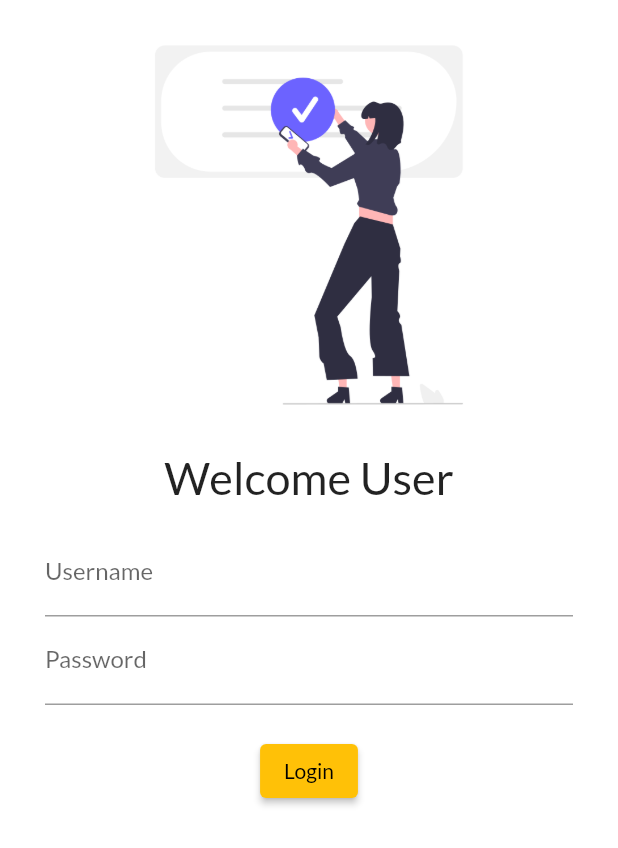
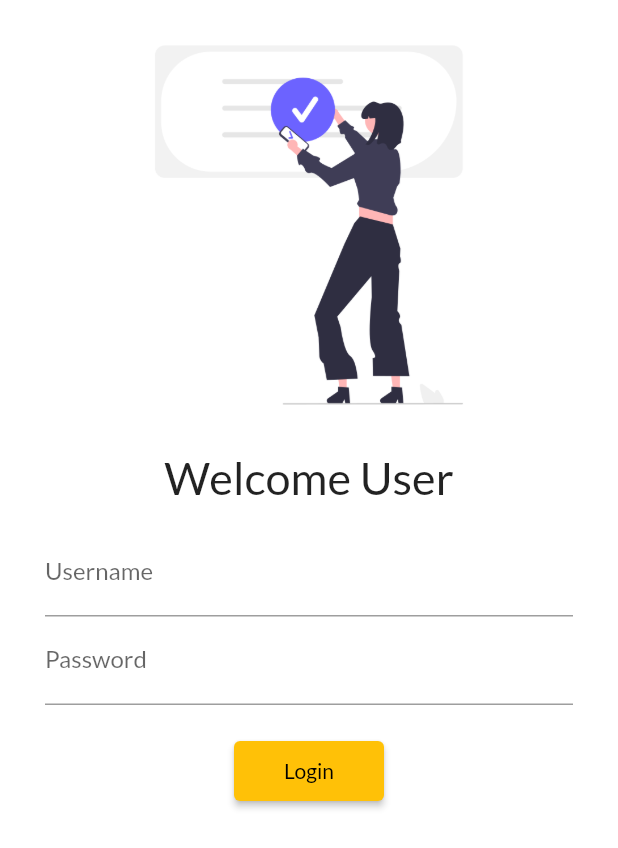
Before and after one commit to GaurangMapuskar/Flutter, a Flutter app: the screen it shows after launch, on a phone screen of 412 x 824 dp. Shown: the top 848 px of the screen. Run offline on Flutter 3.47's test engine with Material 2 defaults, Android fonts, the phone set to English and light mode, and no system bars; our stand-ins replace google_fonts.

```diff
--- a/lib/main.dart
+++ b/lib/main.dart
@@ -2,6 +2,7 @@ import 'package:flutter/material.dart';
 import 'package:my_app/pages/home_page.dart';
 import 'package:my_app/pages/login_pages.dart';
 import 'package:google_fonts/google_fonts.dart';
+import 'package:my_app/utilites/routes.dart';
 
 void main() {
   runApp(Myapp());
@@ -21,8 +22,8 @@ class Myapp extends StatelessWidget {
       darkTheme: ThemeData(brightness: Brightness.dark),
       initialRoute: "/login",
       routes: {
-        "/": (context) => const HomePage(),
-        "/login": (context) => const LoginPage()
+        MyRoutes.homeRoute: (context) => const HomePage(),
+        MyRoutes.loginRoue: (context) => const LoginPage()
       },
     );
   }
--- a/lib/pages/home_page.dart
+++ b/lib/pages/home_page.dart
@@ -11,11 +11,10 @@ class HomePage extends StatelessWidget {
 
     return Scaffold(
       appBar: AppBar(
-        title: Text("CSI-VESIT"),
-        backgroundColor: Color.fromARGB(255, 0, 119, 255),
+        title: const Text("CSI-VESIT"),
+        backgroundColor: const Color.fromARGB(255, 0, 119, 255),
       ),
       body: Center(
-        child: Container(
         child: Text(
           "Welcome to $app",
           style: const TextStyle(
@@ -23,7 +22,6 @@ class HomePage extends StatelessWidget {
               fontFamily: "Arial",
               fontSize: 20,
               fontWeight: FontWeight.bold),
-          ),
         ),
       ),
       drawer: const Drawer(
--- a/lib/pages/login_pages.dart
+++ b/lib/pages/login_pages.dart
@@ -1,4 +1,5 @@
 import 'package:flutter/material.dart';
+import 'package:my_app/utilites/routes.dart';
 
 class LoginPage extends StatelessWidget {
   const LoginPage({super.key});
@@ -7,6 +8,7 @@ class LoginPage extends StatelessWidget {
   Widget build(BuildContext context) {
     return Material(
         color: Colors.white,
+        child: SingleChildScrollView(
           child: Column(
             children: [
               Image.asset(
@@ -15,8 +17,8 @@ class LoginPage extends StatelessWidget {
               ),
               const Text("Welcome User", style: TextStyle(fontSize: 30)),
               Padding(
-              padding:
-                  const EdgeInsets.symmetric(vertical: 16.0, horizontal: 30.0),
+                padding: const EdgeInsets.symmetric(
+                    vertical: 16.0, horizontal: 30.0),
                 child: Column(
                   children: [
                     TextFormField(
@@ -31,15 +33,16 @@ class LoginPage extends StatelessWidget {
                     const SizedBox(height: 20.0),
                     ElevatedButton(
                       onPressed: () {
-                        print("Hello Gaurang");
+                        Navigator.pushNamed(context, MyRoutes.homeRoute);
                       },
-                      style: TextButton.styleFrom(),
+                      style: TextButton.styleFrom(minimumSize: const Size(100, 40)),
                       child: const Text("Login"),
                     )
                   ],
                 ),
               )
             ],
+          ),
         ));
   }
 }
--- /dev/null
+++ b/lib/utilites/routes.dart
@@ -0,0 +1,4 @@
+class MyRoutes {
+  static String homeRoute = "/home";
+  static String loginRoue = "/login";
+}
```
Lines whose indentation alone changed are shown as unchanged.
